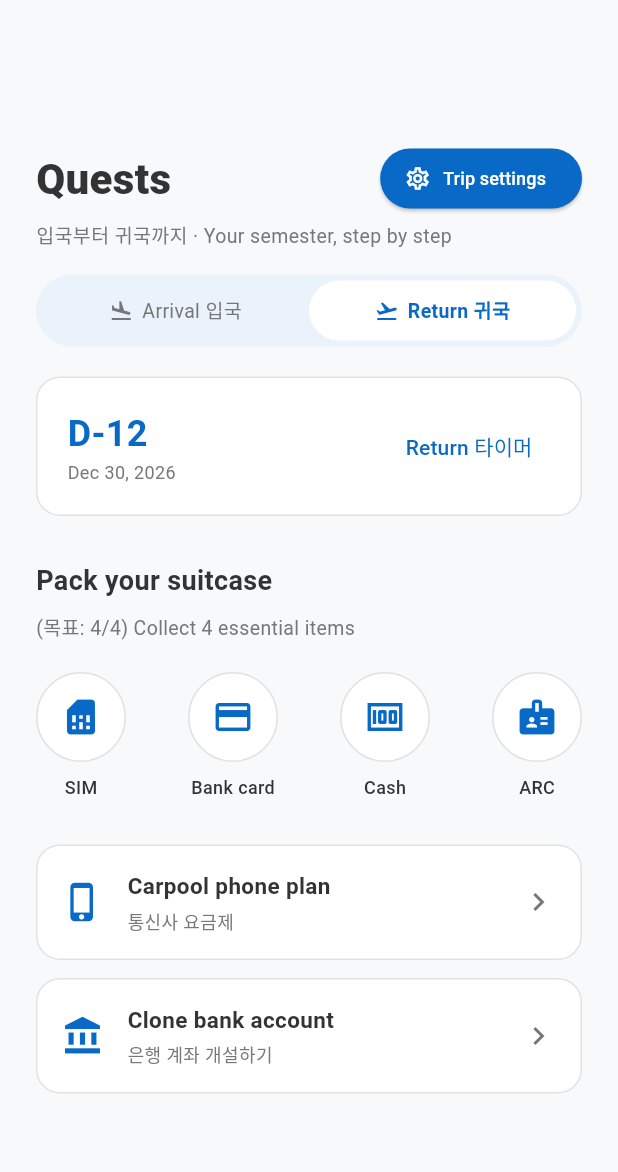
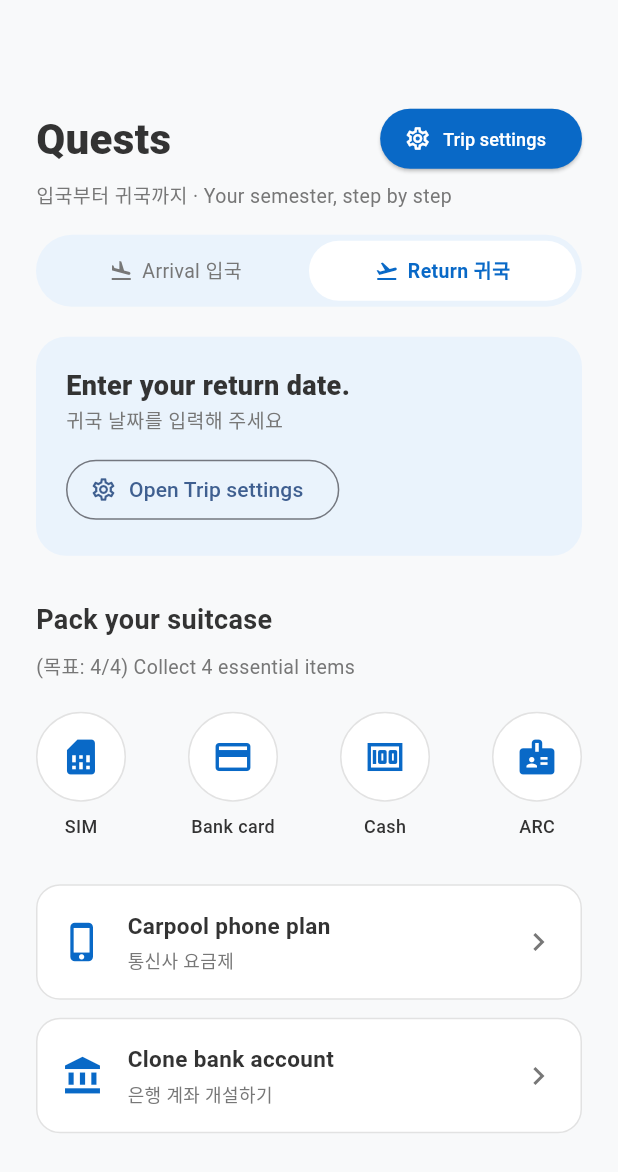
Before and after one commit to xgledsp/Mobile-programming, a Flutter app: the QuestsPage screen opened directly, after a tap on "Return 귀국", on a phone screen of 412 x 824 dp. Shown: the top 1172 px of the screen. Run offline on Flutter 3.47's test engine with Material 3 defaults, Android fonts, the phone set to English and light mode, and no system bars.

Commit message:
Sort finished quests last, show days in Korea and departure D-day card

```diff
--- a/lib/quests_page.dart
+++ b/lib/quests_page.dart
@@ -82,39 +82,9 @@ class _QuestsPageState extends State<QuestsPage> {
                 _buildTabToggle(),
                 const SizedBox(height: 20),
 
-                // Return tab content (redesigned in Q3).
+                // Return tab content
                 if (_showReturn) ...[
-                  Container(
-                    padding: const EdgeInsets.all(20),
-                    decoration: BoxDecoration(
-                      color: Colors.white,
-                      borderRadius: BorderRadius.circular(16),
-                      border: Border.all(color: borderGray),
-                    ),
-                    child: Row(
-                      mainAxisAlignment: MainAxisAlignment.spaceBetween,
-                      children: [
-                        const Column(
-                          crossAxisAlignment: CrossAxisAlignment.start,
-                          children: [
-                            Text('D-12',
-                                style: TextStyle(
-                                    fontSize: 24,
-                                    fontWeight: FontWeight.bold,
-                                    color: primaryBlue)),
-                            Text('Dec 30, 2026',
-                                style:
-                                    TextStyle(fontSize: 12, color: lightText)),
-                          ],
-                        ),
-                        TextButton(
-                          onPressed: () {},
-                          child: const Text('Return 타이머',
-                              style: TextStyle(color: primaryBlue)),
-                        )
-                      ],
-                    ),
-                  ),
+                  _buildDepartureCard(),
                   const SizedBox(height: 30),
                   const Text('Pack your suitcase',
                       style: TextStyle(
@@ -184,6 +154,95 @@ class _QuestsPageState extends State<QuestsPage> {
     return '${_months[date.month - 1]} ${date.day}';
   }
 
+  /// Text under the blue card for the arrival date.
+  /// After arrival: "Arrived Nov 4 · Day 23 in Korea".
+  /// Before arrival: "Arriving Dec 20 · D-24".
+  String _arrivalText(DateTime arrival) {
+    final DateTime today = DateUtils.dateOnly(DateTime.now());
+    final int days =
+        today.difference(arrival).inDays; // Negative before arrival
+
+    if (days < 0) {
+      return 'Arriving ${_formatDate(arrival)} · D$days'; // e.g. "D-24"
+    }
+    return 'Arrived ${_formatDate(arrival)} · Day ${days + 1} in Korea';
+  }
+
+  /// Days left until departure, e.g. 24 for "D-24". Null if no date yet.
+  int? get _daysUntilDeparture {
+    final DateTime? departure = _settings.departureDate;
+    if (departure == null) return null;
+    final DateTime today = DateUtils.dateOnly(DateTime.now());
+    return departure.difference(today).inDays;
+  }
+
+  /// Top card of the Return tab: D-day, or a prompt to set the return date.
+  Widget _buildDepartureCard() {
+    final DateTime? departure = _settings.departureDate;
+    final int? days = _daysUntilDeparture;
+
+    if (departure == null || days == null) {
+      // No return date yet: ask the user to set it.
+      return Container(
+        width: double.infinity,
+        padding: const EdgeInsets.all(20),
+        decoration: BoxDecoration(
+          color: softBlue,
+          borderRadius: BorderRadius.circular(20),
+        ),
+        child: Column(
+          crossAxisAlignment: CrossAxisAlignment.start,
+          children: [
+            const Text(
+              'Enter your return date.',
+              style: TextStyle(
+                  fontSize: 18, fontWeight: FontWeight.w800, color: darkText),
+            ),
+            const Text(
+              '귀국 날짜를 입력해 주세요',
+              style: TextStyle(fontSize: 13, color: lightText),
+            ),
+            const SizedBox(height: 12),
+            OutlinedButton.icon(
+              onPressed: _openTripSettings,
+              icon: const Icon(Icons.settings_outlined, size: 18),
+              label: const Text('Open Trip settings'),
+            ),
+          ],
+        ),
+      );
+    }
+
+    return Container(
+      width: double.infinity,
+      padding: const EdgeInsets.all(20),
+      decoration: BoxDecoration(
+        color: softBlue,
+        borderRadius: BorderRadius.circular(20),
+      ),
+      child: Column(
+        crossAxisAlignment: CrossAxisAlignment.start,
+        children: [
+          const Text(
+            'DEPARTURE IN | 출국까지',
+            style: TextStyle(
+                fontSize: 11, fontWeight: FontWeight.bold, color: primaryBlue),
+          ),
+          const SizedBox(height: 4),
+          Text(
+            days > 0 ? 'D-$days' : (days == 0 ? 'D-Day' : 'Departed'),
+            style: const TextStyle(
+                fontSize: 32, fontWeight: FontWeight.w800, color: darkText),
+          ),
+          Text(
+            '${_formatDate(departure)}, ${departure.year}',
+            style: const TextStyle(fontSize: 12, color: lightText),
+          ),
+        ],
+      ),
+    );
+  }
+
   /// Blue summary card at the top of the Arrival tab.
   Widget _buildArrivalSummary() {
     final int total = _quests.length;
@@ -240,7 +299,7 @@ class _QuestsPageState extends State<QuestsPage> {
           Text(
             arrival == null
                 ? 'Add your arrival date in Trip settings'
-                : 'Arrived ${_formatDate(arrival)}',
+                : _arrivalText(arrival),
             style: const TextStyle(fontSize: 12, color: Colors.white70),
           ),
         ],
@@ -316,7 +375,8 @@ class _QuestsPageState extends State<QuestsPage> {
 
   /// Opens Trip settings and saves the new values.
   Future<void> _openTripSettings() async {
-    final TripSettings? updated = await showTripSettingsSheet(context, _settings);
+    final TripSettings? updated =
+        await showTripSettingsSheet(context, _settings);
     if (updated == null) return; // Closed without saving
     setState(() => _settings = updated);
     await QuestStore.instance.saveSettings(updated);
@@ -428,14 +488,6 @@ class _QuestsPageState extends State<QuestsPage> {
   /// True when there is at least one quest and every quest is done.
   bool get _allDone => _quests.isNotEmpty && _quests.every((Quest q) => q.done);
 
-  /// The first unfinished quest, shown as "In progress". Null if all are done.
-  Quest? get _currentQuest {
-    for (final Quest q in _quests) {
-      if (!q.done) return q;
-    }
-    return null;
-  }
-
   /// Celebration card shown when every arrival quest is done.
   Widget _buildAllDone() {
     return Container(
@@ -531,10 +583,14 @@ class _QuestsPageState extends State<QuestsPage> {
 
   /// The user's own quest list, with a "New quest" button on top.
   Widget _buildMyQuests() {
+    // Unfinished quests first, finished ones at the bottom.
+    // Each group keeps the order the quests were added in.
+    final List<Quest> notDone = _quests.where((Quest q) => !q.done).toList();
+    final List<Quest> done = _quests.where((Quest q) => q.done).toList();
+
     // When "hide completed" is on, show only unfinished quests.
-    final List<Quest> visible = _settings.hideCompleted
-        ? _quests.where((Quest q) => !q.done).toList()
-        : _quests;
+    final List<Quest> visible =
+        _settings.hideCompleted ? notDone : [...notDone, ...done];
 
     return Column(
       crossAxisAlignment: CrossAxisAlignment.start,
@@ -565,17 +621,12 @@ class _QuestsPageState extends State<QuestsPage> {
 
   /// One quest: check circle, titles, and a Done or Undo button.
   Widget _buildMyQuestTile(Quest quest) {
-    final bool inProgress = quest == _currentQuest;
-
     return Container(
       padding: const EdgeInsets.fromLTRB(16, 12, 12, 12),
       decoration: BoxDecoration(
         color: Colors.white,
         borderRadius: BorderRadius.circular(16),
-        border: Border.all(
-          color: inProgress ? primaryBlue : borderGray,
-          width: inProgress ? 1.5 : 1,
-        ),
+        border: Border.all(color: borderGray),
       ),
       child: Row(
         children: [
@@ -598,16 +649,6 @@ class _QuestsPageState extends State<QuestsPage> {
             child: Column(
               crossAxisAlignment: CrossAxisAlignment.start,
               children: [
-                if (inProgress)
-                  const Text(
-                    'IN PROGRESS | 진행 중',
-                    style: TextStyle(
-                      fontSize: 10,
-                      fontWeight: FontWeight.bold,
-                      letterSpacing: 0.5,
-                      color: primaryBlue,
-                    ),
-                  ),
                 Text(
                   quest.title,
                   style: TextStyle(
```
Also changed, not shown: lib/trip_settings_sheet.dart (+10 -5 lines).
